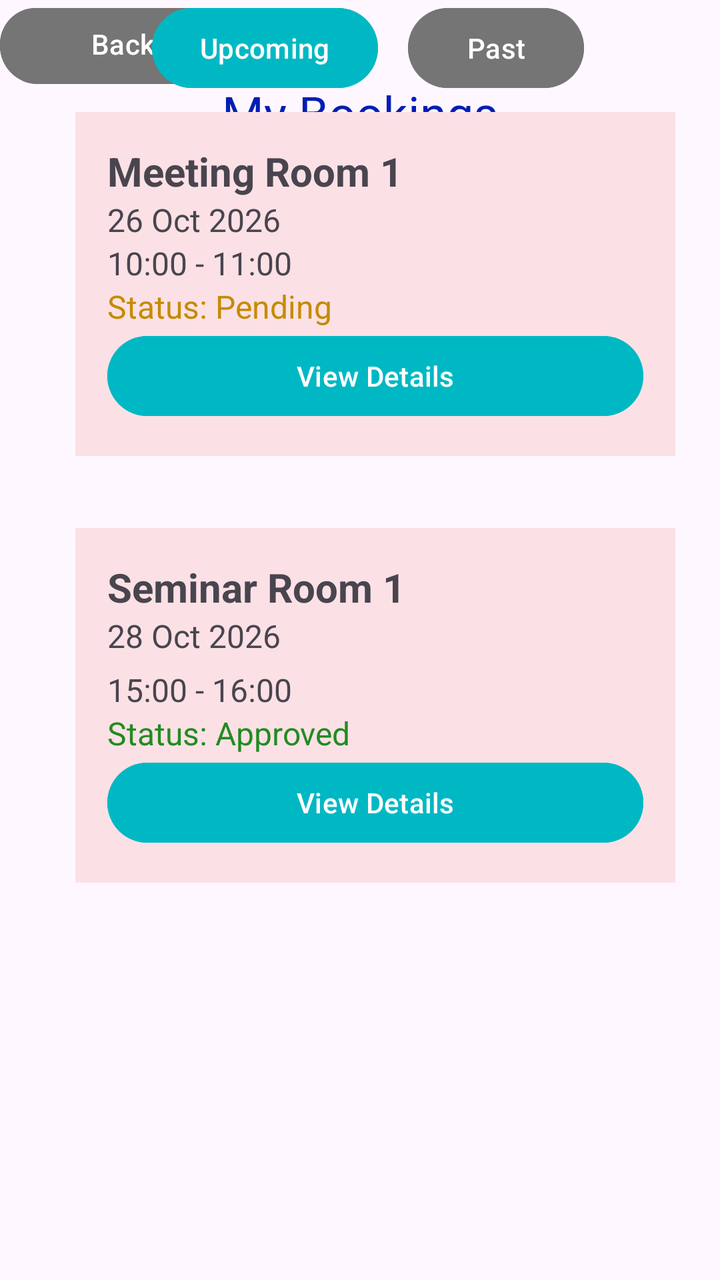
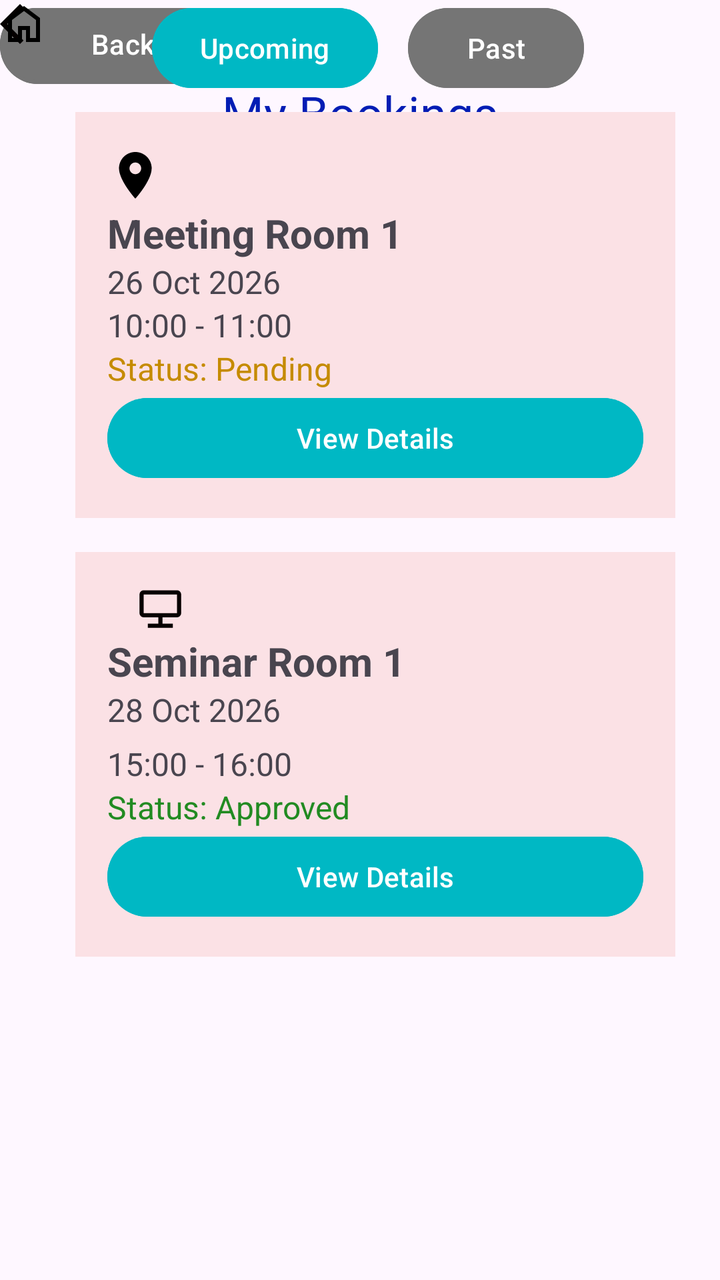

Before-and-after screenshots of an Android layout around one commit, followed by the original layout XML and the change that was made.
<!-- AndroidManifest.xml: application theme Theme.OfficeSpaceBooking -->
<!-- res/layout/activity_my_bookings.xml -->
<?xml version="1.0" encoding="utf-8"?>
<androidx.constraintlayout.widget.ConstraintLayout xmlns:android="http://schemas.android.com/apk/res/android"
    xmlns:app="http://schemas.android.com/apk/res-auto"
    xmlns:tools="http://schemas.android.com/tools"
    android:id="@+id/main"
    android:layout_width="match_parent"
    android:layout_height="match_parent"
    tools:context=".MyBookingsActivity">

    <Button
        android:id="@+id/btnReturntoHome3"
        android:layout_width="163dp"
        android:layout_height="46dp"
        android:backgroundTint="#757575"
        android:text="Return to Home"
        tools:layout_editor_absoluteX="149dp"
        tools:layout_editor_absoluteY="642dp" />

    <Button
        android:id="@+id/btnBack4"
        android:layout_width="123dp"
        android:layout_height="44dp"
        android:backgroundTint="#757575"
        android:text="Back"
        tools:layout_editor_absoluteX="165dp"
        tools:layout_editor_absoluteY="586dp" />

    <LinearLayout
        android:id="@+id/layoutBooking1"
        android:layout_width="300dp"
        android:layout_height="wrap_content"
        android:layout_marginTop="216dp"
        android:background="#FBE1E5"
        android:orientation="vertical"
        android:padding="16dp"
        app:layout_constraintEnd_toEndOf="parent"
        app:layout_constraintHorizontal_bias="0.63"
        app:layout_constraintStart_toStartOf="parent"
        app:layout_constraintTop_toBottomOf="@+id/btnPast">

        <TextView
            android:id="@+id/txtBookingRoom2"
            android:layout_width="match_parent"
            android:layout_height="wrap_content"
            android:text="Seminar Room 1"
            android:textSize="20sp"
            android:textStyle="bold" />

        <TextView
            android:id="@+id/txtBookingDate2"
            android:layout_width="match_parent"
            android:layout_height="27dp"
            android:text="28 Oct 2026"
            android:textSize="16sp" />

        <TextView
            android:id="@+id/txtBookingTime2"
            android:layout_width="match_parent"
            android:layout_height="wrap_content"
            android:text="15:00 - 16:00"
            android:textSize="16sp" />

        <TextView
            android:id="@+id/txtBookingStatus2"
            android:layout_width="match_parent"
            android:layout_height="wrap_content"
            android:text="Status: Approved"
            android:textColor="#228B22"
            android:textSize="16sp" />

        <Button
            android:id="@+id/btnCancelBooking1"
            android:layout_width="match_parent"
            android:layout_height="wrap_content"
            android:backgroundTint="#00B8C4"
            android:text="View Details" />

    </LinearLayout>

    <TextView
        android:id="@+id/txtMyBookingsTitle"
        android:layout_width="wrap_content"
        android:layout_height="wrap_content"
        android:layout_marginTop="40dp"
        android:text="My Bookings"
        android:textAllCaps="false"
        android:textColor="#031DB4"
        android:textSize="24sp"
        app:layout_constraintEnd_toEndOf="parent"
        app:layout_constraintStart_toStartOf="parent"
        app:layout_constraintTop_toTopOf="parent" />

    <LinearLayout
        android:id="@+id/layoutBooking1"
        android:layout_width="300dp"
        android:layout_height="wrap_content"
        android:layout_marginTop="8dp"
        android:background="#FBE1E5"
        android:orientation="vertical"
        android:padding="16dp"
        app:layout_constraintEnd_toEndOf="parent"
        app:layout_constraintHorizontal_bias="0.63"
        app:layout_constraintStart_toStartOf="parent"
        app:layout_constraintTop_toBottomOf="@+id/btnPast">

        <TextView
            android:id="@+id/txtBookingRoom2"
            android:layout_width="match_parent"
            android:layout_height="wrap_content"
            android:text="Meeting Room 1"
            android:textSize="20sp"
            android:textStyle="bold" />

        <TextView
            android:id="@+id/txtBookingDate2"
            android:layout_width="match_parent"
            android:layout_height="wrap_content"
            android:text="26 Oct 2026"
            android:textSize="16sp" />

        <TextView
            android:id="@+id/txtBookingTime2"
            android:layout_width="match_parent"
            android:layout_height="wrap_content"
            android:text="10:00 - 11:00"
            android:textSize="16sp" />

        <TextView
            android:id="@+id/txtBookingStatus2"
            android:layout_width="match_parent"
            android:layout_height="wrap_content"
            android:text="Status: Pending"
            android:textColor="#C58B00"
            android:textSize="16sp" />

        <Button
            android:id="@+id/btnCancelBooking1"
            android:layout_width="match_parent"
            android:layout_height="wrap_content"
            android:backgroundTint="#00B8C4"
            android:text="View Details" />

    </LinearLayout>

    <Button
        android:id="@+id/btnPast"
        android:layout_width="wrap_content"
        android:layout_height="wrap_content"
        android:layout_marginEnd="68dp"
        android:backgroundTint="#757575"
        android:text="Past"
        app:layout_constraintEnd_toEndOf="parent"
        tools:layout_editor_absoluteY="106dp" />

    <Button
        android:id="@+id/btnUpcoming"
        android:layout_width="wrap_content"
        android:layout_height="wrap_content"
        android:layout_marginStart="76dp"
        android:backgroundTint="#00B8C4"
        android:text="Upcoming"
        app:layout_constraintStart_toStartOf="parent"
        tools:layout_editor_absoluteY="106dp" />

</androidx.constraintlayout.widget.ConstraintLayout>
<!-- resources referenced by this layout -->
<resources>
  <style name="Theme.OfficeSpaceBooking" parent="Base.Theme.OfficeSpaceBooking" />
  <style name="Base.Theme.OfficeSpaceBooking" parent="Theme.Material3.DayNight.NoActionBar">
          
          
      </style>
</resources>

<!-- the commit's change to res/layout/activity_my_bookings.xml (unified diff, before → after) -->
@@ -29,7 +29,7 @@
         android:id="@+id/layoutBooking1"
         android:layout_width="300dp"
         android:layout_height="wrap_content"
-        android:layout_marginTop="216dp"
+        android:layout_marginTop="228dp"
         android:background="#FBE1E5"
         android:orientation="vertical"
         android:padding="16dp"
@@ -37,6 +37,13 @@
         app:layout_constraintHorizontal_bias="0.63"
         app:layout_constraintStart_toStartOf="parent"
         app:layout_constraintTop_toBottomOf="@+id/btnPast">
+
+        <ImageView
+            android:id="@+id/imageView39"
+            android:layout_width="53dp"
+            android:layout_height="25dp"
+            android:tint="#070000"
+            app:srcCompat="@drawable/jamboard_kiosk_24dp_ffffff_fill0_wght400_grad0_opsz24" />
 
         <TextView
             android:id="@+id/txtBookingRoom2"
@@ -103,6 +110,12 @@
         app:layout_constraintStart_toStartOf="parent"
         app:layout_constraintTop_toBottomOf="@+id/btnPast">
 
+        <ImageView
+            android:id="@+id/imageView38"
+            android:layout_width="28dp"
+            android:layout_height="31dp"
+            app:srcCompat="@drawable/room" />
+
         <TextView
             android:id="@+id/txtBookingRoom2"
             android:layout_width="match_parent"
@@ -162,4 +175,21 @@
         app:layout_constraintStart_toStartOf="parent"
         tools:layout_editor_absoluteY="106dp" />
 
+    <ImageView
+        android:id="@+id/imageView40"
+        android:layout_width="wrap_content"
+        android:layout_height="wrap_content"
+        android:tint="#050000"
+        app:srcCompat="@drawable/outline_arrow_back_ios_24"
+        tools:layout_editor_absoluteX="178dp"
+        tools:layout_editor_absoluteY="596dp" />
+
+    <ImageView
+        android:id="@+id/imageView41"
+        android:layout_width="wrap_content"
+        android:layout_height="wrap_content"
+        app:srcCompat="@drawable/outline_home_24"
+        tools:layout_editor_absoluteX="154dp"
+        tools:layout_editor_absoluteY="652dp" />
+
 </androidx.constraintlayout.widget.ConstraintLayout>
<!-- resource entries referenced after the edit -->
@@ -1,5 +1,33 @@
 <!-- resources referenced by this layout -->
 <resources>
+  <!-- drawable jamboard_kiosk_24dp_ffffff_fill0_wght400_grad0_opsz24 (drawable) -->
+  <vector xmlns:android="http://schemas.android.com/apk/res/android"
+      android:width="24dp"
+      android:height="24dp"
+      android:viewportWidth="24"
+      android:viewportHeight="24">
+    <path
+        android:pathData="M6,21L6,19h5L11,16L4,16q-0.82,0 -1.41,-0.59T2,14L2,5Q2,4.17 2.59,3.59T4,3L20,3q0.83,0 1.41,0.59T22,5v9q0,0.82 -0.59,1.41T20,16L13,16v3h5v2L6,21ZM4,14L20,14L20,5L4,5v9ZM4,14L4,5v9Z"
+        android:fillColor="#ffffff"/>
+  </vector>
+  <!-- drawable outline_arrow_back_ios_24 (drawable) -->
+  <vector xmlns:android="http://schemas.android.com/apk/res/android" android:autoMirrored="true" android:height="24dp" android:tint="#FFFFFF" android:viewportHeight="960" android:viewportWidth="960" android:width="24dp">
+        
+      <path android:fillColor="@android:color/white" android:pathData="M400,880L0,480L400,80L471,151L142,480L471,809L400,880Z"/>
+      
+  </vector>
+  <!-- drawable outline_home_24 (drawable) -->
+  <vector xmlns:android="http://schemas.android.com/apk/res/android" android:height="24dp" android:tint="#000000" android:viewportHeight="960" android:viewportWidth="960" android:width="24dp">
+        
+      <path android:fillColor="@android:color/white" android:pathData="M240,760L360,760L360,520L600,520L600,760L720,760L720,400L480,220L240,400L240,760ZM160,840L160,360L480,120L800,360L800,840L520,840L520,600L440,600L440,840L160,840ZM480,490L480,490L480,490L480,490L480,490L480,490L480,490L480,490L480,490Z"/>
+      
+  </vector>
+  <!-- drawable room (drawable) -->
+  <vector xmlns:android="http://schemas.android.com/apk/res/android" android:height="240dp" android:tint="#000000" android:viewportHeight="24" android:viewportWidth="24" android:width="240dp">
+        
+      <path android:fillColor="@android:color/white" android:pathData="M12,2C8.13,2 5,5.13 5,9c0,5.25 7,13 7,13s7,-7.75 7,-13c0,-3.87 -3.13,-7 -7,-7zM12,11.5c-1.38,0 -2.5,-1.12 -2.5,-2.5s1.12,-2.5 2.5,-2.5 2.5,1.12 2.5,2.5 -1.12,2.5 -2.5,2.5z"/>
+      
+  </vector>
   <style name="Theme.OfficeSpaceBooking" parent="Base.Theme.OfficeSpaceBooking" />
   <style name="Base.Theme.OfficeSpaceBooking" parent="Theme.Material3.DayNight.NoActionBar">
           
